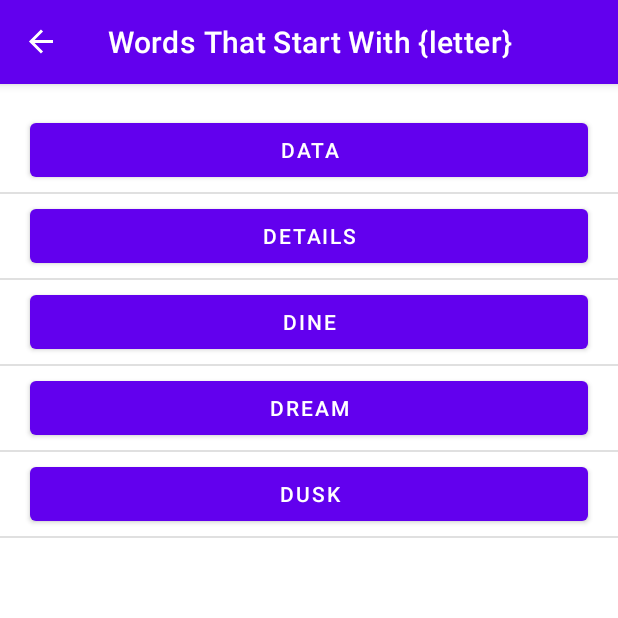
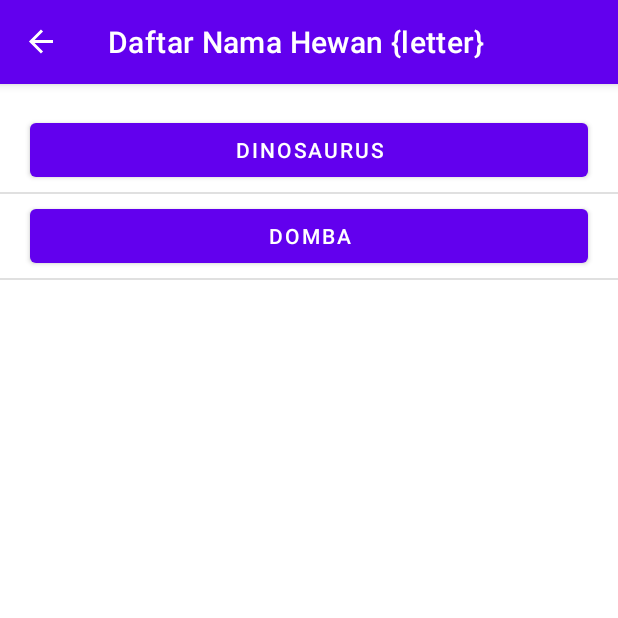
Before and after one commit to sandayazisp/DaftarNamaHewan, an Android app: the screen it shows after launch (MainActivity), after a tap on an icon or button, on a phone screen of 412 x 824 dp, the top half of it. Run offline under Robolectric (Android 15) with nearby library versions, the phone set to English and light mode, and no system bars; our stand-ins replace navigation-ui.

Commit message:
update daftar hewan

```diff
--- a/app/src/main/res/values/arrays.xml
+++ b/app/src/main/res/values/arrays.xml
@@ -19,92 +19,55 @@
         <item>Ayam</item>
         <item>Angsa</item>
         <item>Anakonda</item>
-        <item>acne</item>
-        <item>acrid</item>
-        <item>acute</item>
-        <item>alphabet</item>
-        <item>anchor</item>
-        <item>anecdote</item>
-        <item>animal</item>
-        <item>automobile</item>
-        <item>awesome</item>
-        <item>back</item>
-        <item>balloon</item>
-        <item>basket</item>
-        <item>bench</item>
-        <item>best</item>
-        <item>birthday</item>
-        <item>books</item>
-        <item>brief</item>
-        <item>business</item>
-        <item>buy</item>
-        <item>camera</item>
-        <item>catapult</item>
-        <item>center</item>
-        <item>children</item>
-        <item>city</item>
-        <item>class</item>
-        <item>click</item>
-        <item>coffee</item>
-        <item>comment</item>
-        <item>company</item>
-        <item>contact</item>
-        <item>copyright</item>
-        <item>creative</item>
-        <item>data</item>
-        <item>day</item>
-        <item>details</item>
-        <item>development</item>
-        <item>dine</item>
-        <item>dream</item>
-        <item>dusk</item>
-        <item>each</item>
-        <item>education</item>
-        <item>electric</item>
-        <item>elephant</item>
-        <item>email</item>
-        <item>emerald</item>
-        <item>event</item>
-        <item>every</item>
-        <item>family</item>
-        <item>file</item>
-        <item>find</item>
-        <item>first</item>
-        <item>flair</item>
-        <item>flight</item>
-        <item>follow</item>
-        <item>forum</item>
-        <item>fox</item>
-        <item>free</item>
-        <item>frequent</item>
-        <item>full</item>
-        <item>game</item>
-        <item>general</item>
-        <item>glass</item>
-        <item>good</item>
-        <item>gram</item>
-        <item>gray</item>
-        <item>great</item>
-        <item>green</item>
-        <item>group</item>
-        <item>guide</item>
-        <item>guitar</item>
-        <item>haircut</item>
-        <item>health</item>
-        <item>hearsay</item>
-        <item>help</item>
-        <item>here</item>
-        <item>home</item>
-        <item>honey</item>
-        <item>hundred</item>
-        <item>hurried</item>
-        <item>ice</item>
-        <item>icon</item>
-        <item>inbox</item>
-        <item>incomplete</item>
-        <item>information</item>
-        <item>investment</item>
-        <item>item</item>
+        <item>Anjing</item>
+        <item>Anoa</item>
+        <item>Alpaka</item>
+        <item>Albatros</item>
+        <item>Aligator</item>
+        <item>Babi</item>
+        <item>Bebek</item>
+        <item>Badak</item>
+        <item>Bangau</item>
+        <item>Banteng</item>
+        <item>Belalang</item>
+        <item>Belut</item>
+        <item>Beruang</item>
+        <item>Bintang laut</item>
+        <item>Bison</item>
+        <item>Biwara</item>
+        <item>Buaya</item>
+        <item>Bunglon</item>
+        <item>Burung</item>
+        <item>Burung dara</item>
+        <item>Burung gereja</item>
+        <item>Burung pelatuk</item>
+        <item>Burung bangkai</item>
+        <item>Camar</item>
+        <item>Capung</item>
+        <item>Cacing</item>
+        <item>Cicak</item>
+        <item>Citah</item>
+        <item>Cumi-cumi</item>
+        <item>Dinosaurus</item>
+        <item>Domba</item>
+        <item>Elang</item>
+        <item>Flamingo</item>
+        <item>Gajah</item>
+        <item>Gagak</item>
+        <item>Gorila</item>
+        <item>Gurita</item>
+        <item>Hamster</item>
+        <item>Harimau</item>
+        <item>Hiu</item>
+        <item>Iguana</item>
+        <item>Ikan</item>
+        <item>Ikan arwana</item>
+        <item>Ikan kakap</item>
+        <item>Ikan pari</item>
+        <item>Ikan teri</item>
+        <item>Ikan tuna</item>
+        <item>Ikan lele</item>
+        <item>Ikan tongkol</item>
         <item>jackal</item>
         <item>january</item>
         <item>job</item>
--- a/app/src/main/res/values/strings.xml
+++ b/app/src/main/res/values/strings.xml
@@ -15,10 +15,10 @@
      limitations under the License.
 -->
 <resources>
-    <string name="app_name">Words</string>
+    <string name="app_name">Daftar Nama Hewan</string>
     <string name="detail_prefix">Words That Start With</string>
     <string name="action_switch_layout">Switch Layout</string>
     <string name="look_up_word">Look up word in a Browser Search</string>
     <string name="look_up_words">Show Stored Words</string>
-    <string name="word_list_fragment_label">Words That Start With {letter}</string>
+    <string name="word_list_fragment_label">Daftar Nama Hewan {letter}</string>
 </resources>
```
